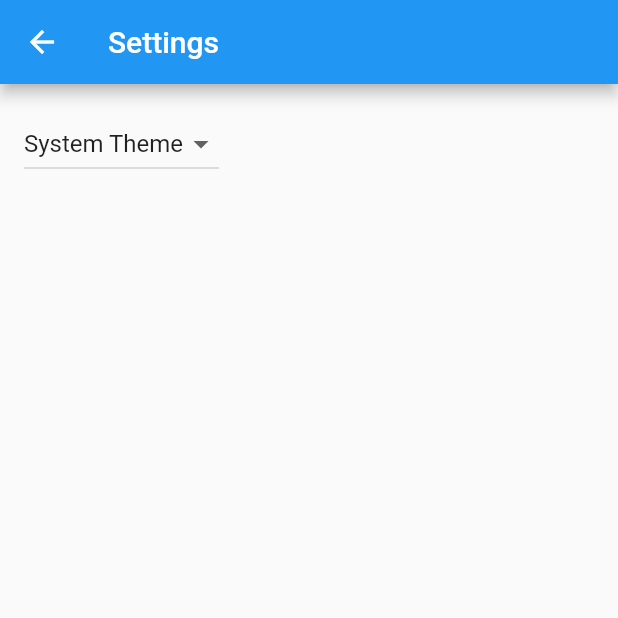
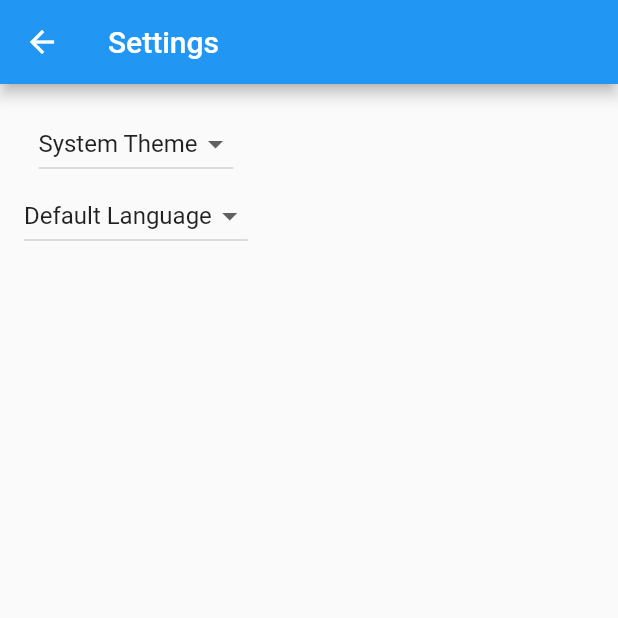
Before and after one commit to bondo/survival-list, a Flutter app: the screen it shows after launch, after a tap on the "settings" icon, on a phone screen of 412 x 824 dp, the top half of it. Run offline on Flutter 3.47's test engine with Material 2 defaults, Android fonts, the phone set to English and light mode, and no system bars; our stand-ins replace shared_preferences; missing offline and left inert: enum_to_string; generated files the repository leaves out were written again.

Commit message:
client: work on structure, settings, l10n

```diff
--- a/client/lib/main.dart
+++ b/client/lib/main.dart
@@ -5,6 +5,8 @@ import 'src/settings/settings_controller.dart';
 import 'src/settings/settings_service.dart';
 
 void main() async {
+  WidgetsFlutterBinding.ensureInitialized();
+
   // Set up the SettingsController, which will glue user settings to multiple
   // Flutter Widgets.
   final settingsController = SettingsController(SettingsService());
@@ -16,5 +18,5 @@ void main() async {
   // Run the app and pass in the SettingsController. The app listens to the
   // SettingsController for changes, then passes it further down to the
   // SettingsView.
-  runApp(MyApp(settingsController: settingsController));
+  runApp(SurvivalListApp(settingsController: settingsController));
 }
--- a/client/lib/src/app.dart
+++ b/client/lib/src/app.dart
@@ -1,15 +1,15 @@
 import 'package:flutter/material.dart';
 import 'package:flutter_gen/gen_l10n/app_localizations.dart';
-import 'package:flutter_localizations/flutter_localizations.dart';
 
-import 'sample_feature/sample_item_details_view.dart';
-import 'sample_feature/sample_item_list_view.dart';
+import 'survival/survival_item.dart';
+import 'survival/survival_item_details_view.dart';
+import 'survival/survival_item_list_view.dart';
 import 'settings/settings_controller.dart';
 import 'settings/settings_view.dart';
 
 /// The Widget that configures your application.
-class MyApp extends StatelessWidget {
-  const MyApp({
+class SurvivalListApp extends StatelessWidget {
+  const SurvivalListApp({
     super.key,
     required this.settingsController,
   });
@@ -26,24 +26,17 @@ class MyApp extends StatelessWidget {
       animation: settingsController,
       builder: (BuildContext context, Widget? child) {
         return MaterialApp(
+          debugShowCheckedModeBanner: false,
+
           // Providing a restorationScopeId allows the Navigator built by the
           // MaterialApp to restore the navigation stack when a user leaves and
           // returns to the app after it has been killed while running in the
           // background.
           restorationScopeId: 'app',
 
-          // Provide the generated AppLocalizations to the MaterialApp. This
-          // allows descendant Widgets to display the correct translations
-          // depending on the user's locale.
-          localizationsDelegates: const [
-            AppLocalizations.delegate,
-            GlobalMaterialLocalizations.delegate,
-            GlobalWidgetsLocalizations.delegate,
-            GlobalCupertinoLocalizations.delegate,
-          ],
-          supportedLocales: const [
-            Locale('en', ''), // English, no country code
-          ],
+          locale: settingsController.locale,
+          localizationsDelegates: AppLocalizations.localizationsDelegates,
+          supportedLocales: AppLocalizations.supportedLocales,
 
           // Use AppLocalizations to configure the correct application title
           // depending on the user's locale.
@@ -69,11 +62,15 @@ class MyApp extends StatelessWidget {
                 switch (routeSettings.name) {
                   case SettingsView.routeName:
                     return SettingsView(controller: settingsController);
-                  case SampleItemDetailsView.routeName:
-                    return const SampleItemDetailsView();
-                  case SampleItemListView.routeName:
+                  case SurvivalItemDetailsView.routeName:
+                    return const SurvivalItemDetailsView();
+                  case SurvivalItemListView.routeName:
                   default:
-                    return const SampleItemListView();
+                    return SurvivalItemListView(items: [
+                      SurvivalItem(1, true),
+                      SurvivalItem(2, false),
+                      SurvivalItem(3, false)
+                    ]);
                 }
               },
             );
--- a/client/lib/src/sample_feature/sample_item.dart
+++ /dev/null
@@ -1,6 +0,0 @@
-/// A placeholder class that represents an entity or model.
-class SampleItem {
-  const SampleItem(this.id);
-
-  final int id;
-}
--- a/client/lib/src/settings/settings_controller.dart
+++ b/client/lib/src/settings/settings_controller.dart
@@ -20,11 +20,15 @@ class SettingsController with ChangeNotifier {
   // Allow Widgets to read the user's preferred ThemeMode.
   ThemeMode get themeMode => _themeMode;
 
+  late Locale? _locale;
+  Locale? get locale => _locale;
+
   /// Load the user's settings from the SettingsService. It may load from a
   /// local database or the internet. The controller only knows it can load the
   /// settings from the service.
   Future<void> loadSettings() async {
     _themeMode = await _settingsService.themeMode();
+    _locale = await _settingsService.locale();
 
     // Important! Inform listeners a change has occurred.
     notifyListeners();
@@ -47,4 +51,11 @@ class SettingsController with ChangeNotifier {
     // SettingService.
     await _settingsService.updateThemeMode(newThemeMode);
   }
+
+  Future<void> updateLocale(Locale? newLocale) async {
+    if (newLocale == _locale) return;
+    _locale = newLocale;
+    notifyListeners();
+    await _settingsService.updateLocale(newLocale);
+  }
 }
--- a/client/lib/src/settings/settings_service.dart
+++ b/client/lib/src/settings/settings_service.dart
@@ -8,7 +8,6 @@ import 'package:shared_preferences/shared_preferences.dart';
 /// persist the user settings locally, use the shared_preferences package. If
 /// you'd like to store settings on a web server, use the http package.
 class SettingsService {
-  /// Loads the User's preferred ThemeMode from local or remote storage.
   Future<ThemeMode> themeMode() async {
     SharedPreferences prefs = await SharedPreferences.getInstance();
     String? themeStr = prefs.getString('theme');
@@ -18,9 +17,26 @@ class SettingsService {
     return themeMode ?? ThemeMode.system;
   }
 
-  /// Persists the user's preferred ThemeMode to local or remote storage.
   Future<void> updateThemeMode(ThemeMode theme) async {
     SharedPreferences prefs = await SharedPreferences.getInstance();
     await prefs.setString('theme', EnumToString.convertToString(theme));
   }
+
+  Future<Locale?> locale() async {
+    SharedPreferences prefs = await SharedPreferences.getInstance();
+    String? languageCode = prefs.getString('languageCode');
+    if (languageCode == null) {
+      return null;
+    }
+    return Locale(languageCode);
+  }
+
+  Future<void> updateLocale(Locale? locale) async {
+    SharedPreferences prefs = await SharedPreferences.getInstance();
+    if (locale == null) {
+      await prefs.remove('languageCode');
+    } else {
+      await prefs.setString('languageCode', locale.languageCode);
+    }
+  }
 }
--- a/client/lib/src/settings/settings_view.dart
+++ b/client/lib/src/settings/settings_view.dart
@@ -1,4 +1,5 @@
 import 'package:flutter/material.dart';
+import 'package:flutter_gen/gen_l10n/app_localizations.dart';
 
 import 'settings_controller.dart';
 
@@ -15,36 +16,52 @@ class SettingsView extends StatelessWidget {
 
   @override
   Widget build(BuildContext context) {
+    AppLocalizations l10n = AppLocalizations.of(context)!;
     return Scaffold(
       appBar: AppBar(
-        title: const Text('Settings'),
+        title: Text(l10n.pageSettingsTitle),
       ),
       body: Padding(
         padding: const EdgeInsets.all(16),
-        // Glue the SettingsController to the theme selection DropdownButton.
-        //
-        // When a user selects a theme from the dropdown list, the
-        // SettingsController is updated, which rebuilds the MaterialApp.
-        child: DropdownButton<ThemeMode>(
+        child: Column(children: [
+          DropdownButton<ThemeMode>(
             // Read the selected themeMode from the controller
             value: controller.themeMode,
             // Call the updateThemeMode method any time the user selects a theme.
             onChanged: controller.updateThemeMode,
-          items: const [
+            items: [
               DropdownMenuItem(
                 value: ThemeMode.system,
-              child: Text('System Theme'),
+                child: Text(l10n.pageSettingsThemeSystem),
               ),
               DropdownMenuItem(
                 value: ThemeMode.light,
-              child: Text('Light Theme'),
+                child: Text(l10n.pageSettingsThemeLight),
               ),
               DropdownMenuItem(
                 value: ThemeMode.dark,
-              child: Text('Dark Theme'),
+                child: Text(l10n.pageSettingsThemeDark),
               )
             ],
           ),
+          DropdownButton<Locale?>(
+              value: controller.locale,
+              onChanged: controller.updateLocale,
+              items: [
+                DropdownMenuItem<Locale?>(
+                  value: null,
+                  child: Text(l10n.pageSettingsLanguageDefault),
+                ),
+                for (Locale locale in AppLocalizations.supportedLocales)
+                  DropdownMenuItem(
+                      value: locale,
+                      child: Text(locale.languageCode == 'da'
+                          ? l10n.pageSettingsLanguageDanish
+                          : (locale.languageCode == 'en'
+                              ? l10n.pageSettingsLanguageEnglish
+                              : locale.toLanguageTag())))
+              ]),
+        ]),
       ),
     );
   }
--- /dev/null
+++ b/client/lib/src/survival/survival_item.dart
@@ -0,0 +1,6 @@
+class SurvivalItem {
+  SurvivalItem(this.id, this.checked);
+
+  final int id;
+  bool checked;
+}
--- /dev/null
+++ b/client/lib/src/survival/survival_item_list_tile.dart
@@ -0,0 +1,44 @@
+import 'package:flutter/material.dart';
+import 'package:flutter_gen/gen_l10n/app_localizations.dart';
+
+import 'survival_item.dart';
+import 'survival_item_details_view.dart';
+
+class SurvivalItemListTile extends StatefulWidget {
+  const SurvivalItemListTile({super.key, required this.item});
+
+  final SurvivalItem item;
+
+  @override
+  State<SurvivalItemListTile> createState() => _SurvivalItemListTileState();
+}
+
+class _SurvivalItemListTileState extends State<SurvivalItemListTile> {
+  @override
+  Widget build(BuildContext context) {
+    AppLocalizations l10n = AppLocalizations.of(context)!;
+    return CheckboxListTile(
+      title: Text(l10n.pageSurvivalItemTitle(widget.item.id)),
+      value: widget.item.checked,
+      onChanged: (bool? value) {
+        setState(() {
+          widget.item.checked = value!;
+        });
+      },
+      secondary: GestureDetector(
+          child: const CircleAvatar(
+            // Display the Flutter Logo image asset.
+            foregroundImage: AssetImage('assets/images/flutter_logo.png'),
+          ),
+          onTap: () {
+            // Navigate to the details page. If the user leaves and returns to
+            // the app after it has been killed while running in the
+            // background, the navigation stack is restored.
+            Navigator.restorablePushNamed(
+              context,
+              SurvivalItemDetailsView.routeName,
+            );
+          }),
+    );
+  }
+}
--- a/client/lib/src/sample_feature/sample_item_list_view.dart
+++ b/client/lib/src/survival/survival_item_list_view.dart
@@ -1,25 +1,24 @@
 import 'package:flutter/material.dart';
+import 'package:flutter_gen/gen_l10n/app_localizations.dart';
 
 import '../settings/settings_view.dart';
-import 'sample_item.dart';
-import 'sample_item_details_view.dart';
+import 'survival_item.dart';
+import 'survival_item_list_tile.dart';
 
-/// Displays a list of SampleItems.
-class SampleItemListView extends StatelessWidget {
-  const SampleItemListView({
-    super.key,
-    this.items = const [SampleItem(1), SampleItem(2), SampleItem(3)],
-  });
+/// Displays a list of SurvivalItems.
+class SurvivalItemListView extends StatelessWidget {
+  const SurvivalItemListView({super.key, required this.items});
 
   static const routeName = '/';
 
-  final List<SampleItem> items;
+  final List<SurvivalItem> items;
 
   @override
   Widget build(BuildContext context) {
+    AppLocalizations l10n = AppLocalizations.of(context)!;
     return Scaffold(
       appBar: AppBar(
-        title: const Text('Sample Items'),
+        title: Text(l10n.pageSurvivalTitle),
         actions: [
           IconButton(
             icon: const Icon(Icons.settings),
@@ -43,28 +42,29 @@ class SampleItemListView extends StatelessWidget {
         // Providing a restorationId allows the ListView to restore the
         // scroll position when a user leaves and returns to the app after it
         // has been killed while running in the background.
-        restorationId: 'sampleItemListView',
+        restorationId: 'survivalItemListView',
         itemCount: items.length,
         itemBuilder: (BuildContext context, int index) {
-          final item = items[index];
-
-          return ListTile(
-            title: Text('SampleItem ${item.id}'),
-            leading: const CircleAvatar(
-              // Display the Flutter Logo image asset.
-              foregroundImage: AssetImage('assets/images/flutter_logo.png'),
-            ),
-            onTap: () {
-              // Navigate to the details page. If the user leaves and returns to
-              // the app after it has been killed while running in the
-              // background, the navigation stack is restored.
-              Navigator.restorablePushNamed(
-                context,
-                SampleItemDetailsView.routeName,
-              );
-            }
+          return SurvivalItemListTile(
+            item: items[index],
           );
         },
+      ),
+
+      bottomNavigationBar: BottomNavigationBar(
+        items: <BottomNavigationBarItem>[
+          BottomNavigationBarItem(
+              icon: const Icon(Icons.check_box),
+              label: l10n.bottomNavigationIconLabelSurvival),
+          BottomNavigationBarItem(
+              icon: const Icon(Icons.list),
+              label: l10n.bottomNavigationIconLabelTodo),
+          BottomNavigationBarItem(
+              icon: const Icon(Icons.home),
+              label: l10n.bottomNavigationIconLabelSchedule),
+        ],
+        currentIndex: 0,
+        onTap: (int index) {},
       ),
     );
   }
```
Also changed, not shown: client/lib/src/localization/app_da.arb (added, +23 -0 lines), client/lib/src/localization/app_en.arb (+18 -1 lines), client/lib/src/survival/survival_item_details_view.dart (renamed from client/lib/src/sample_feature/sample_item_details_view.dart, +4 -4 lines), 1 other file. Lines whose indentation alone changed are shown as unchanged.
